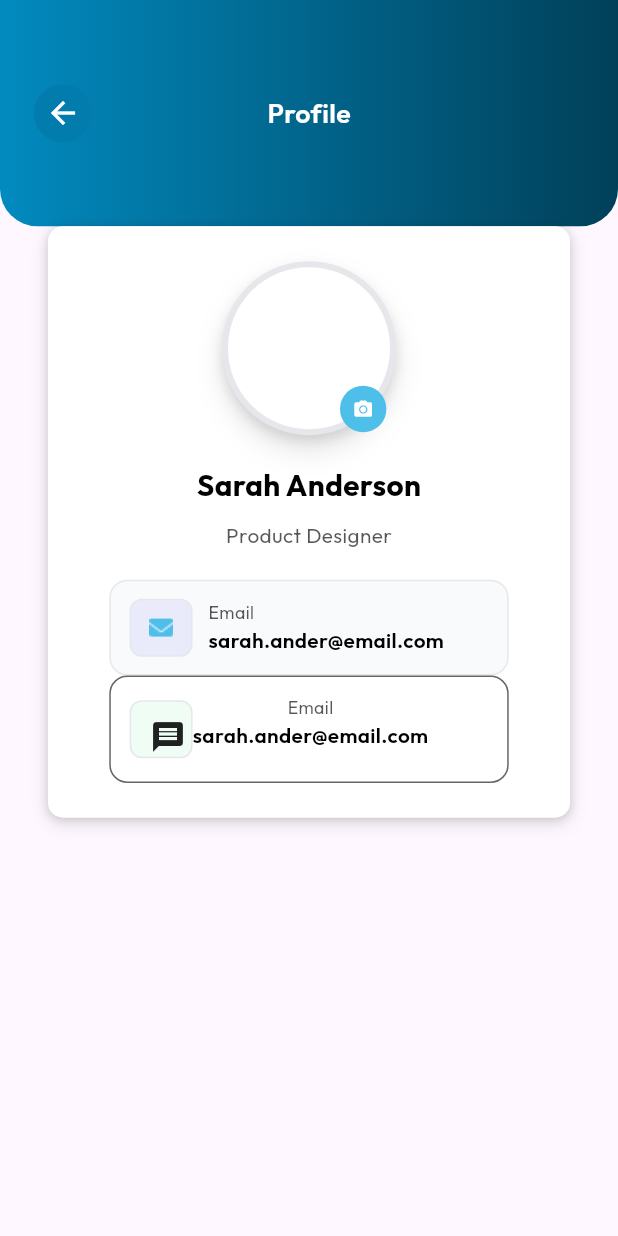
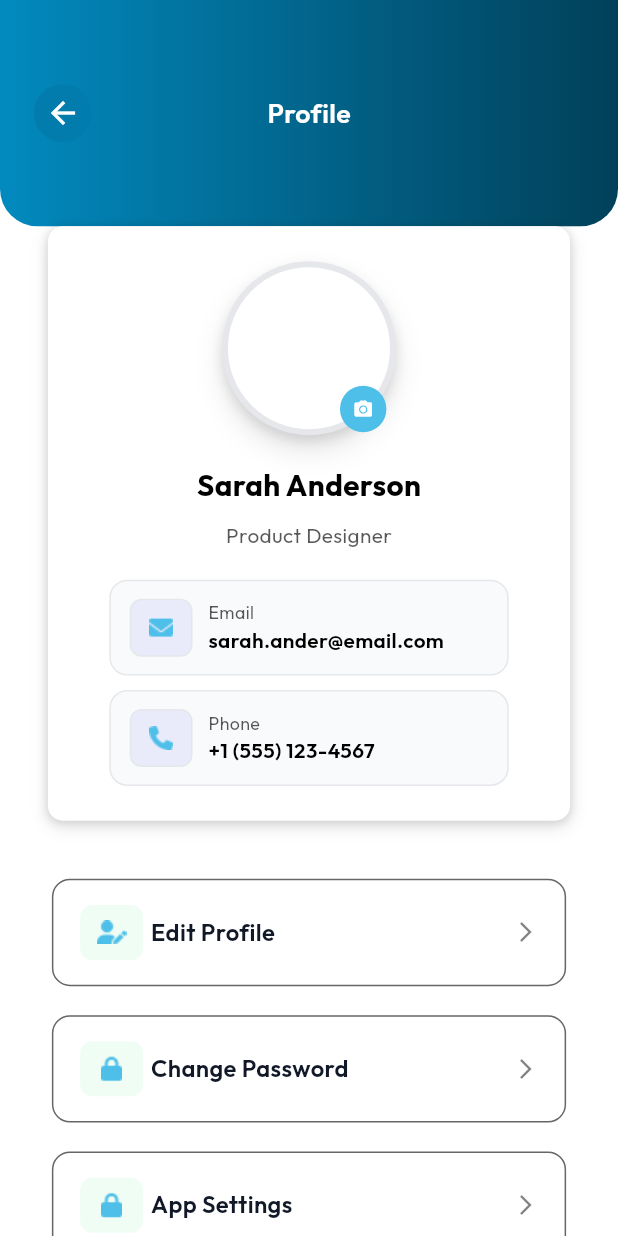
Before and after one commit to waizkamboh/clean_trust, a Flutter app: the ProfileScreen screen opened directly, on a phone screen of 412 x 824 dp. Run offline on Flutter 3.47's test engine with Material 3 defaults, Android fonts, the phone set to English and light mode, and no system bars; our stand-ins replace dropdown_search, flutter_spinkit, get, persistent_bottom_nav_bar.

Commit message:
profile screen done

```diff
--- a/lib/main.dart
+++ b/lib/main.dart
@@ -36,7 +36,7 @@ class MyApp extends StatelessWidget {
       theme: ThemeData(
         colorScheme: ColorScheme.fromSeed(seedColor: Colors.deepPurple),
       ),
-     home: AttendanceOfflineScreen(),
+     home: ProfileScreen(),
       translations: Languages(),
       locale: const Locale('en', 'US'),
       fallbackLocale:  const Locale('en', 'US'),
--- a/lib/util/app_colors.dart
+++ b/lib/util/app_colors.dart
@@ -36,6 +36,10 @@ class AppColors {
   static const kSoftPeach = Color(0xffFFEDD5);
   static const kVividOrange = Color(0xFFEA580C);
   static const kBurntOrange = Color(0xFF9A3412);
+  static const kLightRed = Color(0xFFFEF2F2);
+  static const kPrimaryRed = Color(0xFFDC2626);
+  static const kSoftRed = Color(0xFFF87171);
+
 
 
 
--- a/lib/util/en.dart
+++ b/lib/util/en.dart
@@ -233,6 +233,12 @@ class Languages extends Translations {
       'profileScreen5': 'sarah.ander@email.com',
       'profileScreen6': 'Phone',
       'profileScreen7': '+1 (555) 123-4567',
+      'profileScreen8': 'Edit Profile',
+      'profileScreen9': 'Change Password',
+      'profileScreen10': 'App Settings',
+      'profileScreen11': 'Language',
+      'profileScreen12': 'Help & Support',
+      'profileScreen13': 'Logout',
 
 
 
--- a/lib/view/screens/profile/profile_screen.dart
+++ b/lib/view/screens/profile/profile_screen.dart
@@ -1,4 +1,5 @@
 import 'package:clean_trust/util/app_images.dart';
+import 'package:clean_trust/view/base/top_header.dart';
 import 'package:clean_trust/view/screens/auth/component/auth_card.dart';
 import 'package:flutter/material.dart';
 import 'package:get/get.dart';
@@ -14,54 +15,11 @@ class ProfileScreen extends StatelessWidget {
   Widget build(BuildContext context) {
     SizeConfig().init(context);
     return Scaffold(
-      body: Column(
+      backgroundColor: AppColors.kWhiteColor,
+      body: SingleChildScrollView(
+        child: Column(
           children: [
-          Container(
-            width: getWidth(393),
-            height: getHeight(156),
-            decoration: BoxDecoration(
-              gradient: LinearGradient(
-                  colors: [
-                    AppColors.kGradientColor5,
-                    AppColors.kGradientColor6,
-
-                  ]),
-              borderRadius: BorderRadius.only(bottomLeft: Radius.circular(25),bottomRight: Radius.circular(25)),
-            ),
-            child: Padding(
-              padding: EdgeInsets.symmetric(horizontal: getWidth(20)),
-              child: Stack(
-                alignment: Alignment.center,
-                children: [
-                  // Back Button (Left)
-                  Align(
-                    alignment: Alignment.centerLeft,
-                    child: Container(
-                      width: getWidth(40),
-                      height: getHeight(40),
-                      decoration: BoxDecoration(
-                        color: AppColors.kDeepSkyBlueColor,
-                        shape: BoxShape.circle,
-                      ),
-                      child: Icon(
-                        Icons.arrow_back,
-                        color: AppColors.kWhiteColor,
-                      ),
-                    ),
-                  ),
-
-                  // Center Title
-                  Text(
-                    'profileScreen1'.tr,
-                    style: kSize16W600KBlackColorOutfitSemiBold.copyWith(
-                      fontSize: getFont(18),
-                      color: AppColors.kWhiteColor,
-                    ),
-                  ),
-                ],
-              ),
-            ),
-          ),
+            TopHeader(title: 'profileScreen1'.tr),
             AuthCard(
                 child: Padding(
                   padding:  EdgeInsets.symmetric(horizontal: getWidth(24), vertical: getHeight(24)),
@@ -133,46 +91,16 @@ class ProfileScreen extends StatelessWidget {
                       ),
                       SizedBox(height: getHeight(20),),
 
-                    Container(
-                      width: getWidth(279),
-                     // height: getHeight(64),
-                      padding: EdgeInsets.symmetric(horizontal: getWidth(12), vertical: getHeight(12)),
-                      decoration: BoxDecoration(
-                        color: AppColors.kColor1,
-                        borderRadius: BorderRadius.all(Radius.circular(12)),
-                        border: Border.all(color: AppColors.kLightCoolGreyColor, width: 1)
+                      profileInfoTile(
+                          iconPath: AppImages.profileScreenIcon1,
+                          title: 'profileScreen4',
+                          subtitle: 'profileScreen5'
                       ),
-                      child: Row(
-                        children: [
-                          Container(
-                              width: getWidth(40),
-                              height: getHeight(40),
-                              decoration: BoxDecoration(
-                                  color: AppColors.kColor2.withOpacity(0.10),
-                                  borderRadius: BorderRadius.all(Radius.circular(8)),
-                                  border: Border.all(color: AppColors.kLightCoolGreyColor, width: 1)
-                              ),
-                              child: ImageIcon(AssetImage(AppImages.profileScreenIcon1), color: AppColors.kSkyBlueColor,)
-                          ),
-                          SizedBox(width: getWidth(10),),
-                          Expanded(
-                            child: Column(
-                              crossAxisAlignment: CrossAxisAlignment.start,
-                              children: [
-                                Text(
-                                  'profileScreen4'.tr,
-                                  style: kSize16W400KWhiteColorOutfitRegular.copyWith(fontSize: getFont(12), color: AppColors.kBlackColor.withOpacity(0.66)),
-                                ),
-                                Text(
-                                  'profileScreen5'.tr,
-                                  style: kSize16W600KBlackColorOutfitSemiBold.copyWith(fontSize: getFont(14), color: AppColors.kBlackColor),
-                                ),
-
-                              ],
-                            ),
-                          ),
-                        ],
-                      )
+                      SizedBox(height: getHeight(10),),
+                      profileInfoTile(
+                          iconPath: AppImages.profileScreenIcon2,
+                          title: 'profileScreen6',
+                          subtitle: 'profileScreen7'
                       ),
 
 
@@ -180,44 +108,6 @@ class ProfileScreen extends StatelessWidget {
 
 
 
-                    Container(
-                        width: getWidth(327),
-                        height: getHeight(74),
-                        padding: EdgeInsets.symmetric(horizontal: getWidth(12), vertical: getHeight(12)),
-                        decoration: BoxDecoration(
-                            color: AppColors.kWhiteColor,
-                            borderRadius: BorderRadius.all(Radius.circular(12)),
-                            border: Border.all(color: AppColors.kBlackColor.withOpacity(0.6), width: 1)
-                        ),
-                        child: Row(
-                          children: [
-                            Container(
-                                width: getWidth(40),
-                                height: getHeight(40),
-                                padding: EdgeInsets.symmetric(horizontal: getWidth(12), vertical: getHeight(12)),
-                                decoration: BoxDecoration(
-                                    color: AppColors.kColor3,
-                                    borderRadius: BorderRadius.all(Radius.circular(8)),
-                                    border: Border.all(color: AppColors.kLightCoolGreyColor, width: 1)
-                                ),
-                                child:Icon(Icons.message)
-                            ),
-                            Column(
-                              children: [
-                                Text(
-                                  'profileScreen4'.tr,
-                                  style: kSize16W400KWhiteColorOutfitRegular.copyWith(fontSize: getFont(12), color: AppColors.kBlackColor.withOpacity(0.66)),
-                                ),
-                                Text(
-                                  'profileScreen5'.tr,
-                                  style: kSize16W600KBlackColorOutfitSemiBold.copyWith(fontSize: getFont(14), color: AppColors.kBlackColor),
-                                ),
-
-                              ],
-                            ),
-                          ],
-                        )
-                    ),
 
 
 
@@ -227,10 +117,61 @@ class ProfileScreen extends StatelessWidget {
                     ],
                   ),
                 )
-          )
+            ),
+            SizedBox(height: getHeight(40),),
+            ProfileOptionTile(
+              leadingIcon: AppImages.profileScreenIcon3,
+              title: 'profileScreen8'.tr,
+              onTap: () {  },
+
+            ),
+            SizedBox(height: getHeight(20),),
+
+            ProfileOptionTile(
+              leadingIcon: AppImages.profileScreenIcon4,
+              title: 'profileScreen9'.tr,
+              onTap: () {  },
+
+            ),
+            SizedBox(height: getHeight(20),),
+
+            ProfileOptionTile(
+              leadingIcon: AppImages.profileScreenIcon4,
+              title: 'profileScreen10'.tr,
+              onTap: () {  },
+
+            ),
+            SizedBox(height: getHeight(20),),
+
+            ProfileOptionTile(
+              leadingIcon: AppImages.profileScreenIcon5,
+              title: 'profileScreen11'.tr,
+              onTap: () {  },
+
+            ),
+            SizedBox(height: getHeight(20),),
+
+            ProfileOptionTile(
+              leadingIcon: AppImages.profileScreenIcon6,
+              title: 'profileScreen12'.tr,
+              onTap: () {  },
+
+            ),
+            SizedBox(height: getHeight(20),),
+
+            ProfileOptionTile(
+              leadingIcon: AppImages.profileScreenIcon7,
+              title: 'profileScreen13'.tr,
+              onTap: () {  },
+
+            ),
+            SizedBox(height: getHeight(50),),
+
+
 
 
           ],
+        ),
       ),
     );
   }
@@ -258,7 +199,7 @@ class ProfileScreen extends StatelessWidget {
                     borderRadius: BorderRadius.all(Radius.circular(8)),
                     border: Border.all(color: AppColors.kLightCoolGreyColor, width: 1)
                 ),
-                child: ImageIcon(AssetImage(AppImages.profileScreenIcon1), color: AppColors.kSkyBlueColor,)
+                child: Image.asset(iconPath, color: AppColors.kSkyBlueColor)
             ),
             SizedBox(width: getWidth(10),),
             Expanded(
@@ -266,11 +207,11 @@ class ProfileScreen extends StatelessWidget {
                 crossAxisAlignment: CrossAxisAlignment.start,
                 children: [
                   Text(
-                    'profileScreen4'.tr,
+                    title.tr,
                     style: kSize16W400KWhiteColorOutfitRegular.copyWith(fontSize: getFont(12), color: AppColors.kBlackColor.withOpacity(0.66)),
                   ),
                   Text(
-                    'profileScreen5'.tr,
+                    subtitle.tr,
                     style: kSize16W600KBlackColorOutfitSemiBold.copyWith(fontSize: getFont(14), color: AppColors.kBlackColor),
                   ),
 
@@ -284,3 +225,106 @@ class ProfileScreen extends StatelessWidget {
   }
 
 }
+class ProfileOptionTile extends StatefulWidget {
+  final String leadingIcon;
+  final String title;
+  final VoidCallback onTap;
+
+  const ProfileOptionTile({
+    super.key,
+    required this.leadingIcon,
+    required this.title,
+    required this.onTap,
+  });
+
+  @override
+  State<ProfileOptionTile> createState() => _ProfileOptionTileState();
+}
+
+class _ProfileOptionTileState extends State<ProfileOptionTile> {
+  bool isSelected = false;
+
+  bool get isLogout => widget.title.trim() == 'Logout';
+
+  @override
+  Widget build(BuildContext context) {
+    return GestureDetector(
+      onTap: () {
+        setState(() {
+          isSelected = !isSelected;
+        });
+        widget.onTap();
+      },
+      child: Container(
+        width: getWidth(327),
+        height: getHeight(74),
+        padding: EdgeInsets.symmetric(
+          horizontal: getWidth(17),
+          vertical: getHeight(17),
+        ),
+        decoration: BoxDecoration(
+          color: isSelected
+              ? AppColors.kSkyBlueColor
+              : AppColors.kWhiteColor,
+          borderRadius: BorderRadius.circular(12),
+          border: Border.all(
+            color: AppColors.kBlackColor.withOpacity(0.6),
+            width: 1,
+          ),
+        ),
+        child: Row(
+          children: [
+            // Leading Icon Box
+            Container(
+              width: getWidth(40),
+              height: getHeight(40),
+              decoration: BoxDecoration(
+                color: isSelected
+                    ? AppColors.kWhiteColor.withOpacity(0.2)
+                    : isLogout
+                    ? AppColors.kLightRed
+                    : AppColors.kColor3,
+                borderRadius: BorderRadius.circular(8),
+              ),
+              child: Image.asset(
+                widget.leadingIcon,
+                color: isSelected
+                    ? AppColors.kWhiteColor
+                    : isLogout
+                    ? AppColors.kPrimaryRed
+                    : AppColors.kSkyBlueColor,
+              ),
+            ),
+
+            SizedBox(width: getWidth(5)),
+
+            // Title
+            Text(
+              widget.title.tr,
+              style: kSize16W600KBlackColorOutfitSemiBold.copyWith(
+                color: isSelected
+                    ? AppColors.kWhiteColor
+                    : isLogout
+                    ? AppColors.kPrimaryRed
+                    : AppColors.kMidnightBlueColor,
+              ),
+            ),
+
+            const Spacer(),
+
+            // Arrow
+            Icon(
+              Icons.arrow_forward_ios_outlined,
+              size: 16,
+              color: isSelected
+                  ? AppColors.kWhiteColor.withOpacity(0.50)
+                  : isLogout
+                  ? AppColors.kSoftRed
+                  : AppColors.kBlackColor.withOpacity(0.50),
+            ),
+          ],
+        ),
+      ),
+    );
+  }
+}
```
Lines whose indentation alone changed are shown as unchanged.
